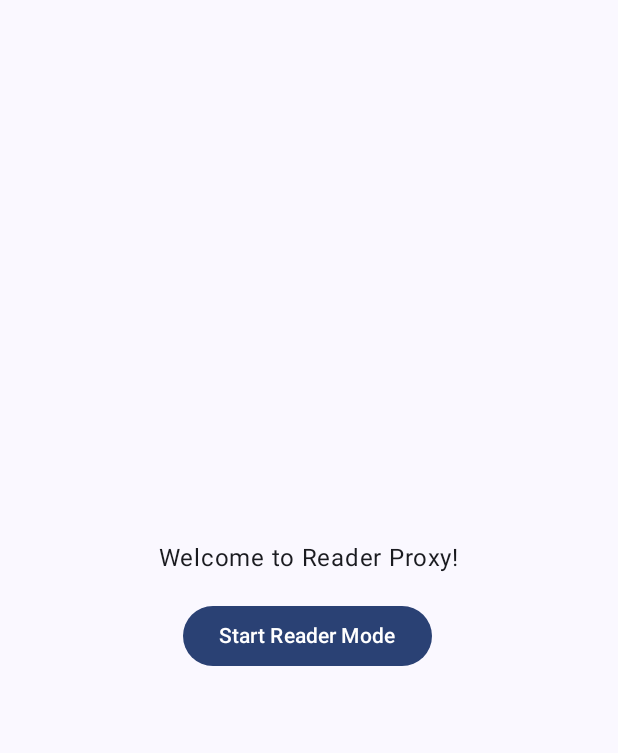
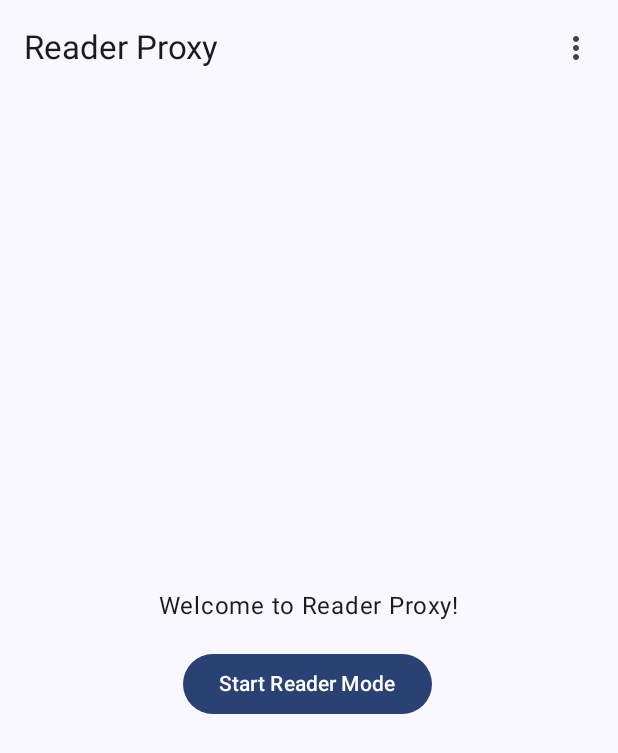
Before and after one commit to rohittp0/ReaderProxy, an Android app built with Jetpack Compose: the composable HomeScreen shown on its own in the app's theme, on a phone screen of 412 x 824 dp. Shown: the top 753 px of the screen. Run offline under Robolectric (Android 15) with nearby library versions, the phone set to English and light mode, and no system bars; network calls fail.

```diff
--- a/app/build.gradle.kts
+++ b/app/build.gradle.kts
@@ -51,6 +51,7 @@ dependencies {
     implementation(libs.androidx.ui.tooling.preview)
     implementation(libs.androidx.material3)
     implementation(libs.accompanist.pager)
+    implementation(libs.androidx.navigation.compose)
 
     implementation(libs.androidx.datastore.preferences)
     implementation(libs.timber)
--- a/app/src/main/java/com/rohitp/readerproxy/ui/HomeScreen.kt
+++ b/app/src/main/java/com/rohitp/readerproxy/ui/HomeScreen.kt
@@ -9,11 +9,19 @@ import androidx.compose.foundation.layout.Column
 import androidx.compose.foundation.layout.fillMaxSize
 import androidx.compose.foundation.layout.padding
 import androidx.compose.foundation.layout.wrapContentSize
+import androidx.compose.material.icons.Icons
+import androidx.compose.material.icons.filled.MoreVert
 import androidx.compose.material3.Button
 import androidx.compose.material3.ButtonDefaults
+import androidx.compose.material3.DropdownMenu
+import androidx.compose.material3.DropdownMenuItem
+import androidx.compose.material3.ExperimentalMaterial3Api
+import androidx.compose.material3.Icon
+import androidx.compose.material3.IconButton
 import androidx.compose.material3.MaterialTheme
 import androidx.compose.material3.Scaffold
 import androidx.compose.material3.Text
+import androidx.compose.material3.TopAppBar
 import androidx.compose.runtime.Composable
 import androidx.compose.runtime.collectAsState
 import androidx.compose.runtime.getValue
@@ -25,15 +33,18 @@ import androidx.compose.ui.Modifier
 import androidx.compose.ui.platform.LocalContext
 import androidx.compose.ui.unit.dp
 import androidx.core.content.ContextCompat
+import androidx.navigation.NavController
 import com.rohitp.readerproxy.MyVpnService
 
+@OptIn(ExperimentalMaterial3Api::class)
 @Composable
-fun HomeScreen() {
+fun HomeScreen(nav: NavController) {
     val ctx = LocalContext.current
 
     /* observe running state from the service */
     val isRunning by MyVpnService.isRunning.collectAsState(initial = false)
     var permissionDenied by remember { mutableStateOf(false) }
+    var showMenu by remember { mutableStateOf(false) }
 
     val serviceIntent = remember { Intent(ctx, MyVpnService::class.java) }
 
@@ -46,9 +57,29 @@ fun HomeScreen() {
         }
     }
 
-    Scaffold { padd ->
+    Scaffold(
+        topBar = {
+            TopAppBar(
+                title = { Text("Reader Proxy") },
+                actions = {
+                    IconButton(onClick = { showMenu = !showMenu }) {
+                        Icon(Icons.Default.MoreVert, contentDescription = "menu")
+                    }
+                    DropdownMenu(showMenu, { showMenu = false }) {
+                        DropdownMenuItem(
+                            text = { Text("Install certificate") },
+                            onClick = {
+                                showMenu = false
+                                nav.navigate(Screens.Certificate.route)
+                            }
+                        )
+                    }
+                }
+            )
+        }
+    ) { padding ->
         Column(
-            modifier = Modifier.fillMaxSize().padding(padd).wrapContentSize(Alignment.Center)
+            modifier = Modifier.fillMaxSize().padding(padding).wrapContentSize(Alignment.Center)
         ) {
             Text(
                 if (permissionDenied)
--- /dev/null
+++ b/app/src/main/java/com/rohitp/readerproxy/ui/Screens.kt
@@ -0,0 +1,6 @@
+package com.rohitp.readerproxy.ui
+
+sealed class Screens(val route: String) {
+    object Home : Screens("home")
+    object Certificate : Screens("certificate")
+}
--- a/gradle/libs.versions.toml
+++ b/gradle/libs.versions.toml
@@ -12,6 +12,7 @@ espressoCore = "3.6.1"
 lifecycleRuntimeKtx = "2.9.1"
 activityCompose = "1.10.1"
 composeBom = "2025.06.01"
+navigationCompose = "2.9.0"
 readability = "1.0.8"
 timber = "5.0.1"
 
@@ -19,6 +20,7 @@ timber = "5.0.1"
 accompanist-pager = { module = "com.google.accompanist:accompanist-pager", version.ref = "accompanistPager" }
 androidx-core-ktx = { group = "androidx.core", name = "core-ktx", version.ref = "coreKtx" }
 androidx-datastore-preferences = { module = "androidx.datastore:datastore-preferences", version.ref = "datastorePreferences" }
+androidx-navigation-compose = { module = "androidx.navigation:navigation-compose", version.ref = "navigationCompose" }
 bcpkix-jdk15on = { module = "org.bouncycastle:bcpkix-jdk15on", version.ref = "bcprovJdk15on" }
 bcprov-jdk15on = { module = "org.bouncycastle:bcprov-jdk15on", version.ref = "bcprovJdk15on" }
 jsoup = { module = "org.jsoup:jsoup", version.ref = "jsoup" }
```
Also changed, not shown: app/src/main/java/com/rohitp/readerproxy/MainActivity.kt (+23 -8 lines), app/src/main/java/com/rohitp/readerproxy/ui/CertificateScreen.kt (added, +14 -0 lines).
